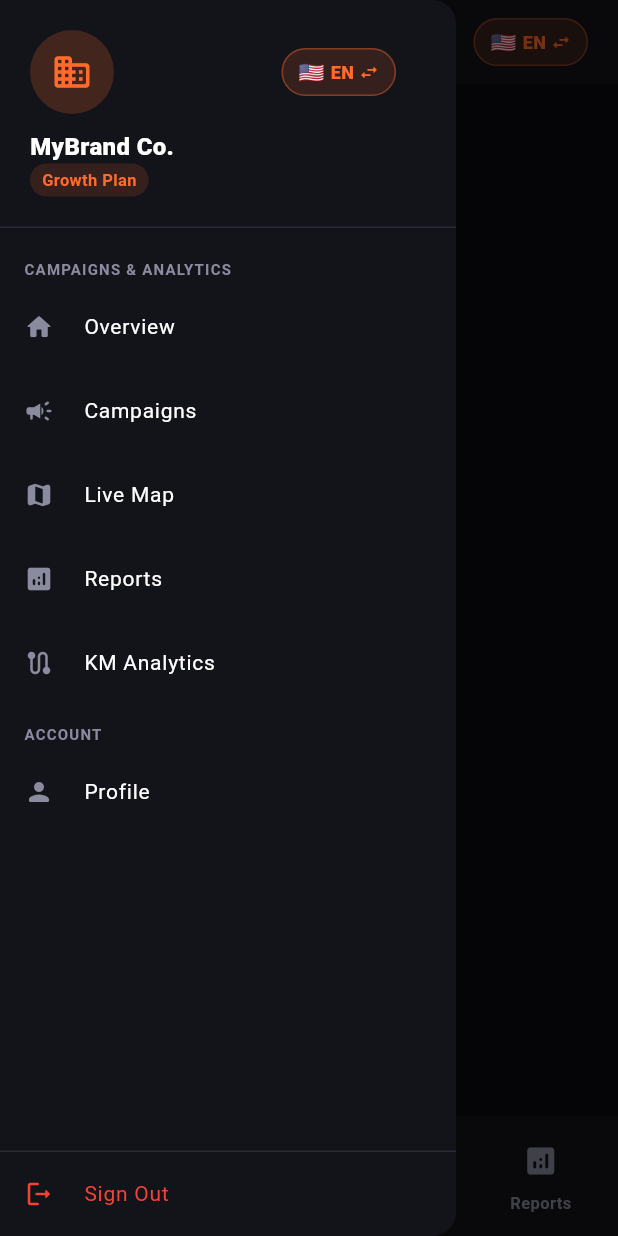
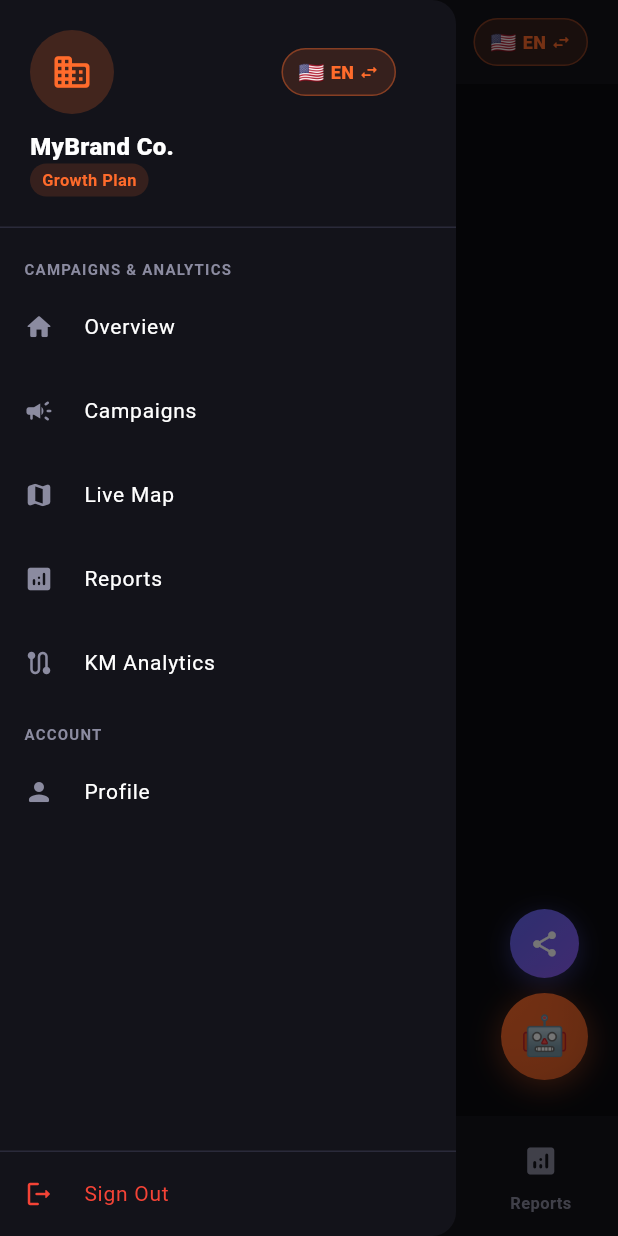
Before and after one commit to abdelrahmanalhajs/adstick, a Flutter app: the AdvShell screen opened directly with empty values, with the side drawer open, on a phone screen of 412 x 824 dp. Run offline on Flutter 3.47's test engine with Material 3 defaults, Android fonts, the phone set to English and light mode, and no system bars; our stand-ins replace go_router.

Commit message:
fix: use Align instead of Positioned for FloatCluster AR positioning
Positioned.left/right are directional in RTL Stacks — left:20 in Arabic
mode mapped to the visual RIGHT edge. Switched to Align(Alignment.bottomLeft/Right)
which uses absolute visual coordinates and ignores text direction. All 3 apps rebuilt.

Co-Authored-By: Claude Sonnet 4.6 <noreply@anthropic.com>

```diff
--- a/adstick_advertiser/lib/widgets/float_cluster.dart
+++ b/adstick_advertiser/lib/widgets/float_cluster.dart
@@ -74,10 +74,16 @@ class _FloatClusterState extends State<FloatCluster>
         // ── Social + AI chat cluster (right in EN, left in AR) ──
         ValueListenableBuilder<String>(
           valueListenable: localeNotifier,
-          builder: (_, locale, __) => Positioned(
-          bottom: 24,
-          right: locale == 'en' ? 20 : null,
-          left:  locale == 'ar' ? 20 : null,
+          builder: (_, locale, __) => Align(
+          alignment: locale == 'ar'
+              ? Alignment.bottomLeft
+              : Alignment.bottomRight,
+          child: Padding(
+          padding: EdgeInsets.only(
+            bottom: 24,
+            left:  locale == 'ar' ? 20 : 0,
+            right: locale == 'ar' ? 0 : 20,
+          ),
           child: Column(
             mainAxisSize: MainAxisSize.min,
             crossAxisAlignment: CrossAxisAlignment.center,
@@ -189,7 +195,7 @@ class _FloatClusterState extends State<FloatCluster>
               ),
             ],
           ),
-        )),  // closes Positioned + ValueListenableBuilder
+        ))),  // closes Padding + Align + ValueListenableBuilder
       ],
     );
   }
```
Also changed, not shown: adstick_admin/lib/widgets/float_cluster.dart (+11 -5 lines), adstick_driver/lib/widgets/float_cluster.dart (+11 -5 lines), 6 other files.
